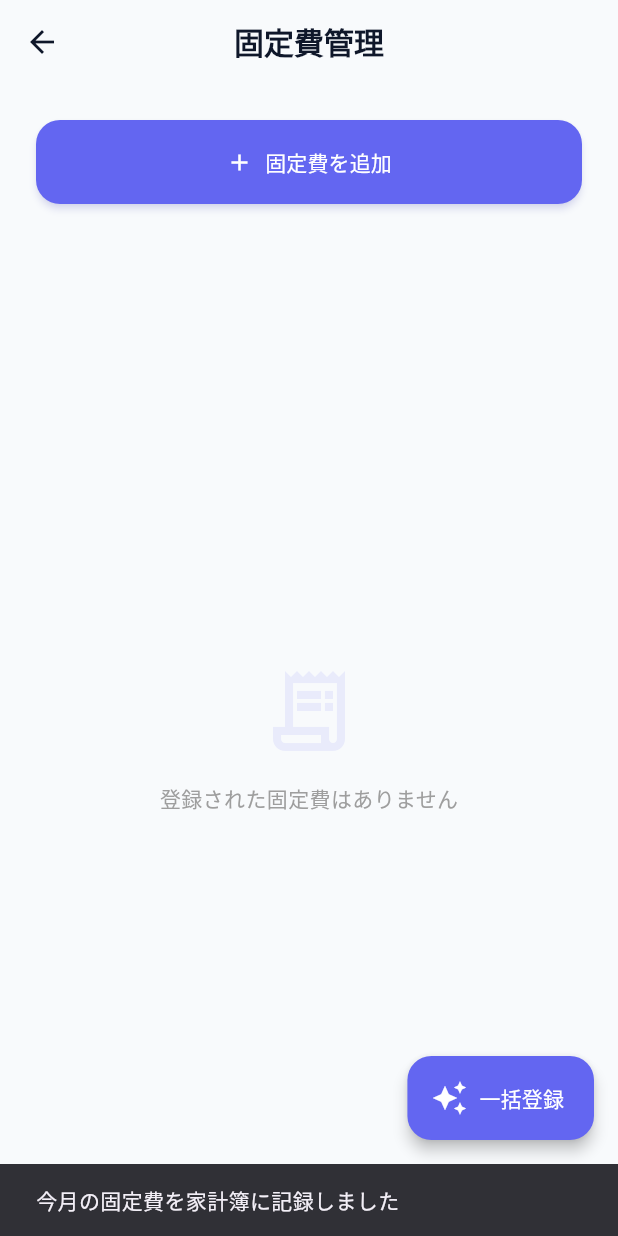
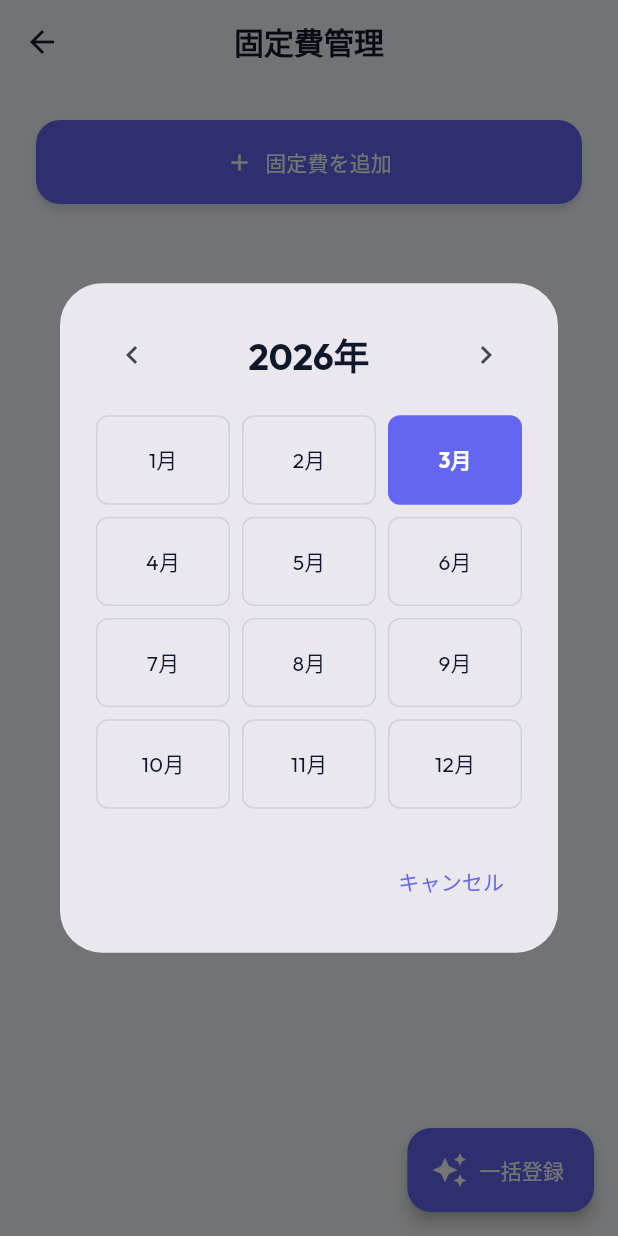
Before and after one commit to COYS119/kakeibo, a Flutter app: the FixedExpenseScreen screen opened directly, after a tap on "一括登録", on a phone screen of 412 x 824 dp. Run offline on Flutter 3.47's test engine with Material 3 defaults, Android fonts, the phone set to English and light mode, and no system bars; our stand-ins replace fl_chart, flutter_riverpod, google_fonts, sqflite, sqflite_common_ffi; accounts and stored records are empty.

Commit message:
Improve dashboard and fixed expense management

```diff
--- a/lib/screens/fixed_expense_screen.dart
+++ b/lib/screens/fixed_expense_screen.dart
@@ -144,14 +144,87 @@ class _FixedExpenseScreenState extends ConsumerState<FixedExpenseScreen> {
         ],
       ),
   floatingActionButton: FloatingActionButton.extended(
-        onPressed: () {
-          ref.read(fixedExpenseProvider.notifier).registerFixedExpensesForMonth(DateTime.now());
-          ScaffoldMessenger.of(context).showSnackBar(const SnackBar(content: Text('今月の固定費を家計簿に記録しました')));
+    onPressed: () async {
+      final selectedMonth = await _showMonthPicker(context);
+      if (selectedMonth != null) {
+        ref.read(fixedExpenseProvider.notifier).registerFixedExpensesForMonth(selectedMonth);
+        if (context.mounted) {
+          ScaffoldMessenger.of(context).showSnackBar(
+            SnackBar(content: Text('${selectedMonth.year}年${selectedMonth.month}月の固定費を記録しました'))
+          );
+        }
+      }
     },
     label: const Text('一括登録'),
     icon: const Icon(Icons.auto_awesome),
     backgroundColor: theme.colorScheme.primary,
     elevation: 4,
+  ),
+);
+}
+
+Future<DateTime?> _showMonthPicker(BuildContext context) async {
+  DateTime selectedDate = DateTime.now();
+  final theme = Theme.of(context);
+
+  return showDialog<DateTime>(
+    context: context,
+    builder: (context) => StatefulBuilder(
+      builder: (context, setDialogState) => AlertDialog(
+        title: Row(
+          mainAxisAlignment: MainAxisAlignment.spaceBetween,
+          children: [
+            IconButton(
+              icon: const Icon(Icons.chevron_left),
+              onPressed: () => setDialogState(() => selectedDate = DateTime(selectedDate.year - 1, selectedDate.month)),
+            ),
+            Text('${selectedDate.year}年', style: const TextStyle(fontWeight: FontWeight.bold)),
+            IconButton(
+              icon: const Icon(Icons.chevron_right),
+              onPressed: () => setDialogState(() => selectedDate = DateTime(selectedDate.year + 1, selectedDate.month)),
+            ),
+          ],
+        ),
+        content: SizedBox(
+          width: 300,
+          child: GridView.builder(
+            shrinkWrap: true,
+            itemCount: 12,
+            gridDelegate: const SliverGridDelegateWithFixedCrossAxisCount(
+              crossAxisCount: 3,
+              childAspectRatio: 1.5,
+              mainAxisSpacing: 8,
+              crossAxisSpacing: 8,
+            ),
+            itemBuilder: (context, index) {
+              final month = index + 1;
+              final isSelected = selectedDate.month == month;
+              return InkWell(
+                onTap: () => Navigator.pop(context, DateTime(selectedDate.year, month)),
+                borderRadius: BorderRadius.circular(8),
+                child: Container(
+                  alignment: Alignment.center,
+                  decoration: BoxDecoration(
+                    color: isSelected ? theme.colorScheme.primary : Colors.transparent,
+                    borderRadius: BorderRadius.circular(8),
+                    border: Border.all(color: isSelected ? theme.colorScheme.primary : Colors.grey.withOpacity(0.3)),
+                  ),
+                  child: Text(
+                    '$month月',
+                    style: TextStyle(
+                      fontWeight: isSelected ? FontWeight.bold : FontWeight.normal,
+                      color: isSelected ? Colors.white : theme.textTheme.bodyLarge?.color,
+                    ),
+                  ),
+                ),
+              );
+            },
+          ),
+        ),
+        actions: [
+          TextButton(onPressed: () => Navigator.pop(context), child: const Text('キャンセル')),
+        ],
+      ),
     ),
   );
 }
--- a/lib/screens/graph_screen.dart
+++ b/lib/screens/graph_screen.dart
@@ -4,6 +4,7 @@ import 'package:fl_chart/fl_chart.dart';
 import '../providers/entry_provider.dart';
 import '../providers/category_provider.dart';
 import '../models/category.dart';
+import '../providers/summary_provider.dart';
 import '../theme/app_theme.dart';
 import 'package:intl/intl.dart';
 
@@ -14,9 +15,10 @@ class GraphScreen extends ConsumerWidget {
   Widget build(BuildContext context, WidgetRef ref) {
     final entries = ref.watch(entryProvider);
     final categories = ref.watch(categoryProvider);
+    final selectedDate = ref.watch(selectedDateProvider);
     final theme = Theme.of(context);
 
-    final now = DateTime.now();
+    final now = selectedDate;
 
     // 直近6ヶ月のデータを集計
     final monthlyData = <int, Map<String, double>>{};
```
Also changed, not shown: lib/providers/fixed_expense_provider.dart (+7 -3 lines), lib/providers/summary_provider.dart (+8 -1 lines), lib/screens/dashboard_screen.dart (+24 -4 lines). Lines whose indentation alone changed are shown as unchanged.
